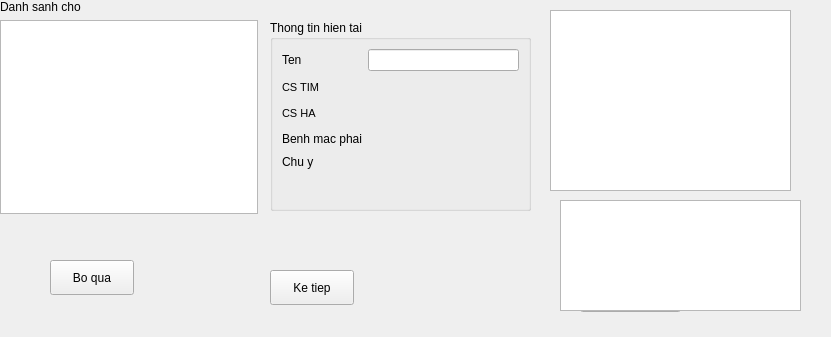
This is tiemngua.ui in xdien/tcmr as Qt 5 draws it before an edit. The edited form follows.
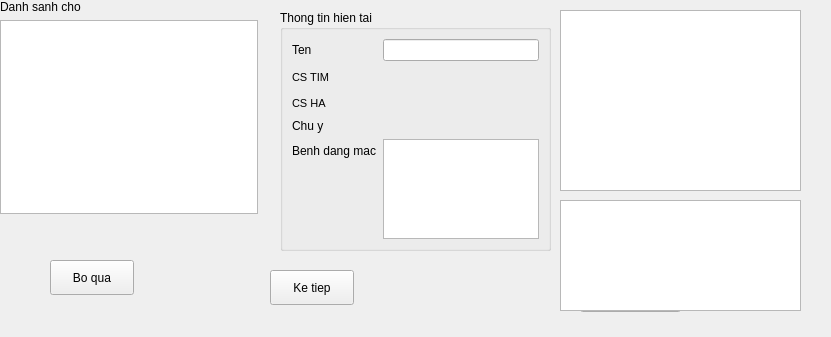
This is the edited form.

Diff of the .ui file:
```diff
--- a/tiemngua.ui
+++ b/tiemngua.ui
@@ -43,7 +43,7 @@
    <widget class="QTableView" name="tableView">
     <property name="geometry">
      <rect>
-      <x>550</x>
+      <x>560</x>
       <y>10</y>
       <width>241</width>
       <height>181</height>
@@ -68,17 +68,17 @@
       </widget>
      </item>
      <item>
-      <widget class="QTableView" name="danhsanhcho"/>
+      <widget class="QTreeView" name="danhsanhcho"/>
      </item>
     </layout>
    </widget>
    <widget class="QGroupBox" name="groupBox_2">
     <property name="geometry">
      <rect>
-      <x>270</x>
-      <y>20</y>
-      <width>261</width>
-      <height>191</height>
+      <x>280</x>
+      <y>10</y>
+      <width>271</width>
+      <height>241</height>
      </rect>
     </property>
     <property name="title">
@@ -97,6 +97,15 @@
          </property>
         </widget>
        </item>
+       <item row="0" column="1">
+        <widget class="QLineEdit" name="ten">
+         <property name="font">
+          <font>
+           <pointsize>9</pointsize>
+          </font>
+         </property>
+        </widget>
+       </item>
        <item row="1" column="0">
         <widget class="QLabel" name="label_3">
          <property name="font">
@@ -146,47 +155,29 @@
         </widget>
        </item>
        <item row="3" column="0">
-        <widget class="QLabel" name="label_6">
-         <property name="text">
-          <string>Benh mac phai</string>
-         </property>
-        </widget>
-       </item>
-       <item row="3" column="1">
-        <widget class="QLabel" name="bibenh">
-         <property name="font">
-          <font>
-           <pointsize>13</pointsize>
-          </font>
-         </property>
-         <property name="text">
-          <string/>
-         </property>
-        </widget>
-       </item>
-       <item row="0" column="1">
-        <widget class="QLineEdit" name="ten">
-         <property name="font">
-          <font>
-           <pointsize>9</pointsize>
-          </font>
-         </property>
-        </widget>
-       </item>
-       <item row="4" column="0">
         <widget class="QLabel" name="label_13">
          <property name="text">
           <string>Chu y</string>
          </property>
         </widget>
        </item>
-       <item row="4" column="1">
+       <item row="3" column="1">
         <widget class="QLabel" name="chuy">
          <property name="text">
           <string/>
          </property>
         </widget>
        </item>
+       <item row="4" column="0">
+        <widget class="QLabel" name="label">
+         <property name="text">
+          <string>Benh dang mac</string>
+         </property>
+        </widget>
+       </item>
+       <item row="4" column="1">
+        <widget class="QTreeView" name="danhsachbenh"/>
+       </item>
       </layout>
      </item>
     </layout>
@@ -217,19 +208,6 @@
      <string/>
     </property>
    </widget>
-   <widget class="QLabel" name="hieuluc">
-    <property name="geometry">
-     <rect>
-      <x>300</x>
-      <y>193</y>
-      <width>16</width>
-      <height>16</height>
-     </rect>
-    </property>
-    <property name="text">
-     <string/>
-    </property>
-   </widget>
    <widget class="QLabel" name="dotuoi">
     <property name="geometry">
      <rect>
```
